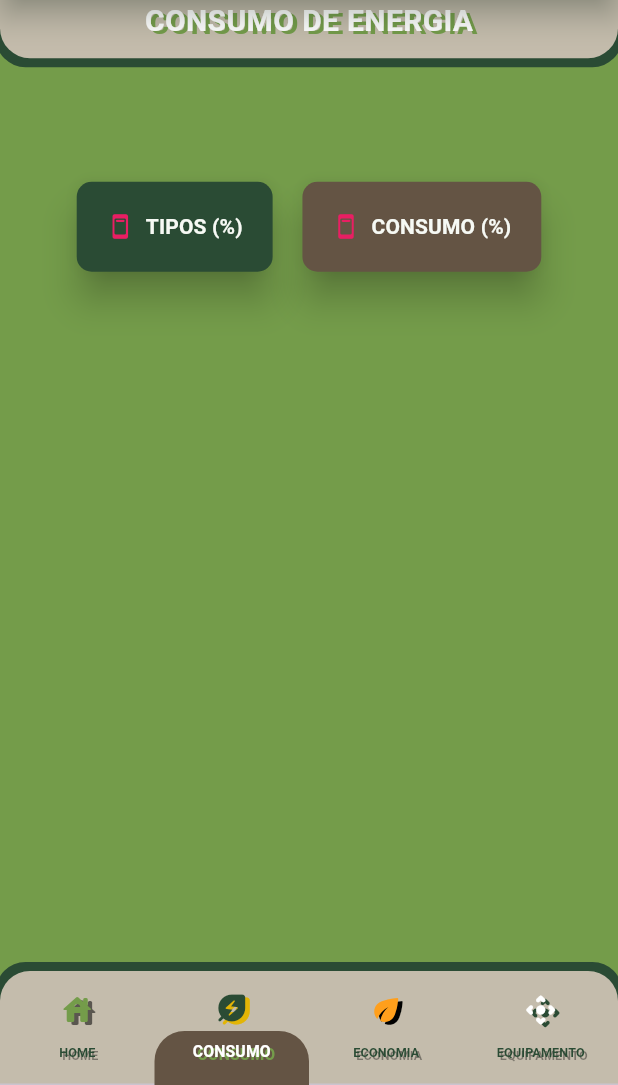
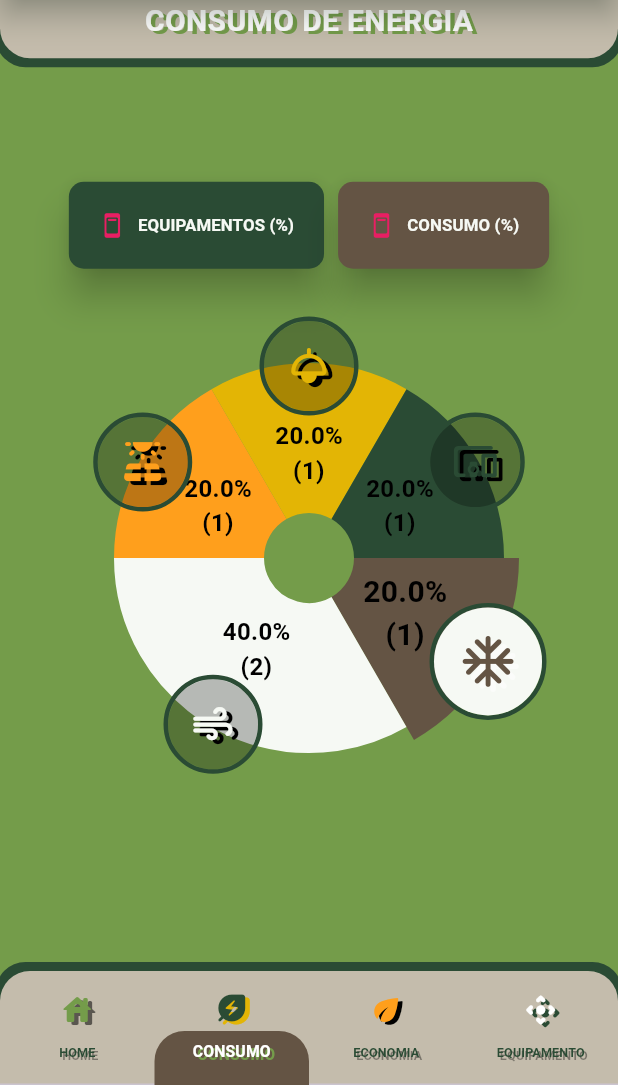
Before and after one commit to JoaoVictorRR-GitHub/EcoHome, a Flutter app: the screen it shows after launch, item 2 of the bottom bar chosen, after a tap on "CONSUMO (%)", on a phone screen of 412 x 824 dp, the part 151-1236 px from its top. Run offline on Flutter 3.47's test engine with Material 3 defaults, Android fonts, the phone set to English and light mode, and no system bars; drawn by our look-alikes of fl_chart.

Commit message:
Feature: Implementação de um método para simular o consumo e a geração de energia dos equipamentos e configuração de uma mensagem para quando não há equipamentos no sistema.

```diff
--- a/lib/Energia/area_consumo_energia.dart
+++ b/lib/Energia/area_consumo_energia.dart
@@ -1,9 +1,13 @@
+import 'dart:math';
+import 'dart:async';
 import 'package:flutter/material.dart';
 
 import 'grafico_equipamentos.dart';
 import '../Globais/fontes_estilos.dart';
+import '../Equipamentos/definicao_equipamento.dart';
 
-enum Graficos {graficoTipo, graficoExtra}
+/// Tipos de graficos de consumo de energia.
+enum GraficosEnergia {porcentagemTipos, porcentagemConsumo}
 
 
 
@@ -18,8 +22,47 @@ class AreaConsumoEnergia extends StatefulWidget {
 
 class _AreaConsumoEnergiaState extends State<AreaConsumoEnergia> {
 
+  Timer? _timer;  // Temporizador.
+  GraficosEnergia graficosIndex = GraficosEnergia.porcentagemTipos; // Indice do grafico exibido.
 
-  Graficos graficosIndex = Graficos.graficoTipo;
+  @override
+  void initState() {
+    simularConsumo();
+    super.initState();
+  }
+
+  @override
+  void dispose() {
+    _timer?.cancel();
+    super.dispose();
+  }
+
+
+  /// Método para simular o consumo de energia dos equipamentos.
+  void simularConsumo(){
+
+    const double baseConsumo = 3.0;         // Base do consumo de energia.
+    const double baseGeracao = 70.0;         // Base da geracao de energia.
+    const intervalo = Duration(seconds: 5); // Intervalo entre cada ciclo.
+
+    // Simulacao da geracao/cosumo de energia.
+    _timer = Timer.periodic(intervalo, (Timer timer) {
+      if(equipamentos.isNotEmpty) {
+        setState(() {
+          int randIndex = Random().nextInt(equipamentos.length);  // Gera um indice aleatorio.
+
+          // Verificacao de equipamentos que geram energia mais não consomem.
+          if(equipamentos[randIndex].tipo == TipoEnum.painelSolar){
+            equipamentos[randIndex].geracaoEnergia = Random().nextDouble() * baseGeracao;
+            equipamentos[randIndex].consumoEnergia = Random().nextDouble() * (-1);  // TODO: Rever.
+          } else{
+            equipamentos[randIndex].consumoEnergia = Random().nextDouble() * baseConsumo;
+          }
+        });
+      }
+    });
+  }
+
 
   @override
   Widget build(BuildContext context) {
@@ -29,7 +72,7 @@ class _AreaConsumoEnergiaState extends State<AreaConsumoEnergia> {
           mainAxisAlignment: MainAxisAlignment.spaceAround,
           children: [
             ElevatedButton.icon(
-              onPressed: () { setState(() { graficosIndex = Graficos.graficoTipo; }); },
+              onPressed: () { setState(() { graficosIndex = GraficosEnergia.porcentagemTipos; }); },
               style: ButtonStyle(
                 elevation:        const WidgetStatePropertyAll(10),
                 backgroundColor:  const WidgetStatePropertyAll(verdeThemeI),
@@ -38,10 +81,10 @@ class _AreaConsumoEnergiaState extends State<AreaConsumoEnergia> {
                 shape:            WidgetStatePropertyAll(RoundedRectangleBorder(borderRadius: borderRadius10)),
               ),
               icon:   const Icon(Icons.ad_units_rounded, color: Colors.pink),
-              label:  const Text('TIPOS (%)', style: styleBotoesConfirmacao),
+              label:  const Text('EQUIPAMENTOS (%)', style: styleBotoesConfirmacao, textScaler: TextScaler.linear(0.8)),
             ),
             ElevatedButton.icon(
-              onPressed: () { setState(() { graficosIndex = Graficos.graficoExtra; }); },
+              onPressed: () { setState(() { graficosIndex = GraficosEnergia.porcentagemConsumo; }); },
               style: ButtonStyle(
                 elevation:        const WidgetStatePropertyAll(10),
                 backgroundColor:  const WidgetStatePropertyAll(kabulTheme),
@@ -50,12 +93,13 @@ class _AreaConsumoEnergiaState extends State<AreaConsumoEnergia> {
                 shape:            WidgetStatePropertyAll(RoundedRectangleBorder(borderRadius: borderRadius10)),
               ),
               icon:   const Icon(Icons.ad_units_rounded, color: Colors.pink),
-              label:  const Text('CONSUMO (%)', style: styleBotoesConfirmacao),
+              label:  const Text('CONSUMO (%)', style: styleBotoesConfirmacao, textScaler: TextScaler.linear(0.8)),
             ),
           ],
         ),
         Expanded(
-          child: (graficosIndex == Graficos.graficoTipo) ? const GraficoEquipamentos() : Container(),
+          child: (equipamentos.isEmpty) ? widgetEquipamentoVazio
+              : GraficoEquipamentos(graficoConsumo: (graficosIndex != GraficosEnergia.porcentagemTipos)),
         ),
       ],
     );
```
